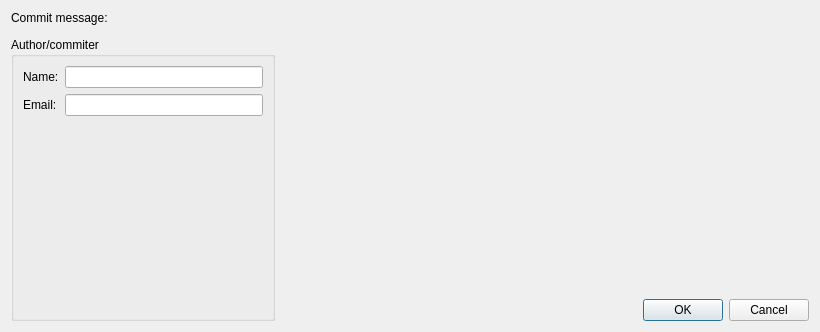
Before: the Qt Designer form manager/commitdialog.ui in NorthIsMirror/QtZekyllManager, drawn with Qt 5.
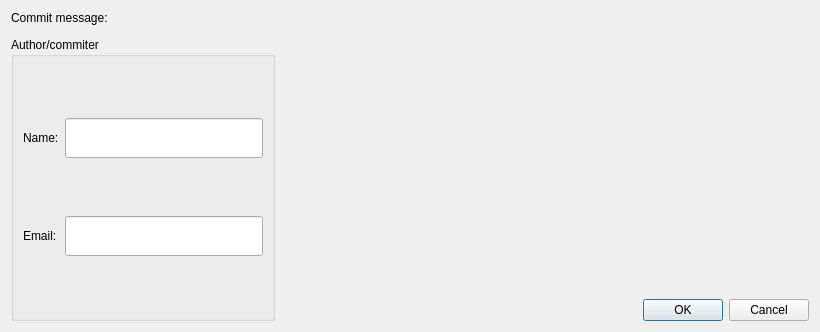
After: the same form once the commit is applied. Custom widgets are drawn as their Qt base class.

Commit message: QGroupBox resize investigation ended -> QFormLayout's fault (on Mac)

Diff of the .ui file:
```diff
--- a/manager/commitdialog.ui
+++ b/manager/commitdialog.ui
@@ -44,7 +44,7 @@
        <property name="title">
         <string>Author/commiter</string>
        </property>
-       <layout class="QFormLayout" name="formLayout">
+       <layout class="QGridLayout" name="gridLayout">
         <item row="0" column="0">
          <widget class="QLabel" name="label_2">
           <property name="text">
```
